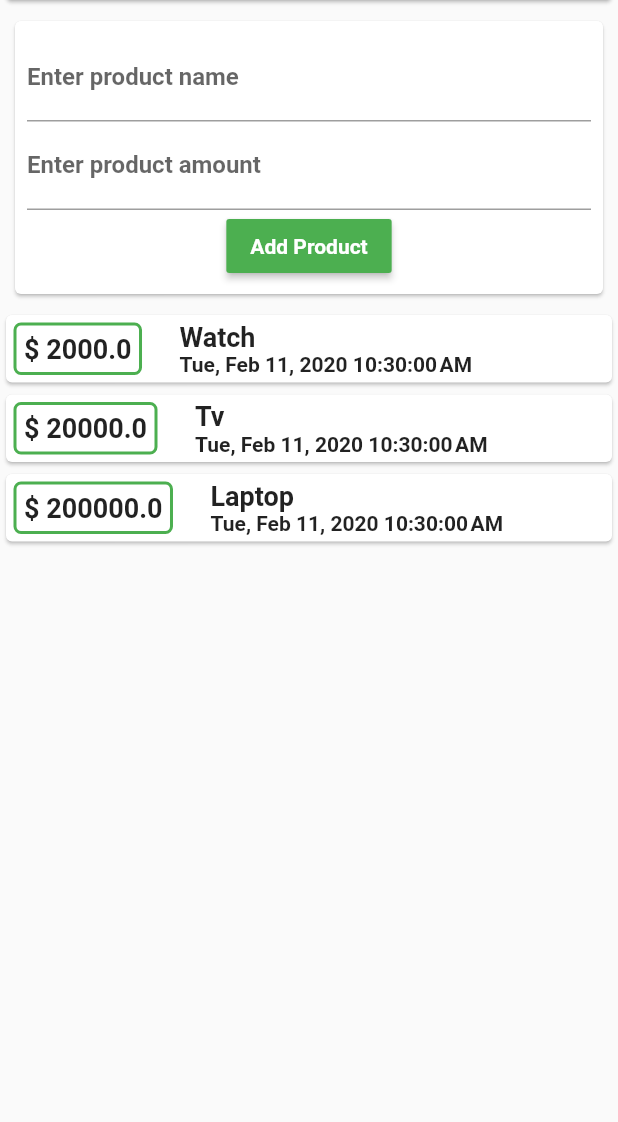
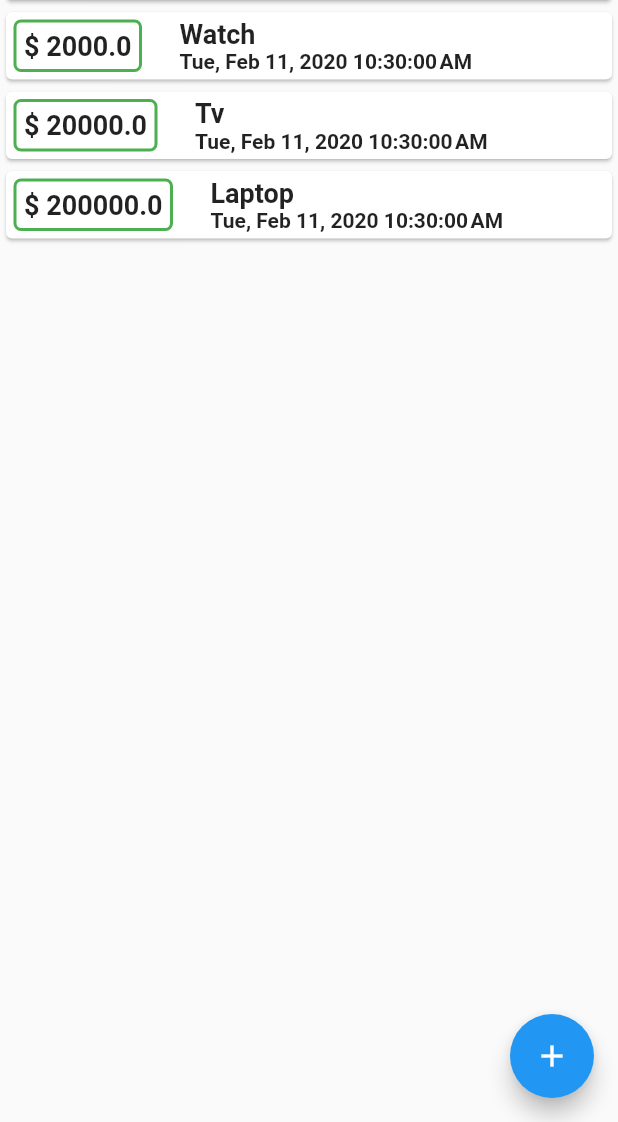
Before and after one commit to JagaranMaharjan/Expenses-Tracker-Part-1-, a Flutter app: the screen it shows after launch, on a phone screen of 412 x 824 dp, the part 114-1236 px from its top. Run offline on Flutter 3.47's test engine with Material 2 defaults, Android fonts, the phone set to English and light mode, and no system bars.

Commit message:
Expenses Tracker (Part B)

```diff
--- a/lib/main.dart
+++ b/lib/main.dart
@@ -1,4 +1,6 @@
 import 'package:bill_tracker_6/model/transaction.dart';
+import 'package:bill_tracker_6/widgets/new_transaction.dart';
+import 'package:bill_tracker_6/widgets/transaction_list.dart';
 import 'package:flutter/material.dart';
 import 'package:intl/intl.dart';
 
@@ -23,17 +25,25 @@ class _BillPageState extends State<BillPage> {
   String title;
   double amount;
 
-  void addTransaction(String title, double amount) {
+  void _addTransaction(String title, double amount) {
     final newTx =
         Transaction(title: title, amount: amount, date: DateTime.now());
     setState(
       () {
-        userTransaction.add(newTx);
+        _userTransaction.add(newTx);
       },
     );
   }
 
-  List<Transaction> userTransaction = [
+  void _showAddTransaction(BuildContext context) {
+    showModalBottomSheet(
+        context: context,
+        builder: (ctx) {
+          return NewTransaction(addTx: _addTransaction);
+        });
+  }
+
+  List<Transaction> _userTransaction = [
     Transaction(
       title: "Watch",
       amount: 2000.0,
@@ -66,7 +76,7 @@ class _BillPageState extends State<BillPage> {
                 child: Text("Chart"),
               ),
             ),
-            Card(
+            /*Card(
               margin: EdgeInsets.all(10),
               child: Container(
                 padding: EdgeInsets.all(8),
@@ -106,8 +116,10 @@ class _BillPageState extends State<BillPage> {
                   ],
                 ),
               ),
-            ),
-            Column(
+            ),*/
+            // NewTransaction(addTx: _addTransaction),
+            TransactionList(_userTransaction),
+            /*Column(
               children: userTransaction.map(
                 (tx) {
                   return Card(
@@ -149,9 +161,13 @@ class _BillPageState extends State<BillPage> {
                   );
                 },
               ).toList(),
-            ),
+            ),*/
           ],
         ),
+      ),
+      floatingActionButton: FloatingActionButton(
+        child: Icon(Icons.add),
+        onPressed: () => _showAddTransaction(context),
       ),
     );
   }
--- /dev/null
+++ b/lib/widgets/transaction_list.dart
@@ -0,0 +1,53 @@
+import 'package:bill_tracker_6/model/transaction.dart';
+import 'package:flutter/material.dart';
+import 'package:intl/intl.dart';
+
+class TransactionList extends StatelessWidget {
+  final List<Transaction> transaction;
+  TransactionList(this.transaction);
+  @override
+  Widget build(BuildContext context) {
+    return Column(
+      children: transaction.map(
+        (tx) {
+          return Card(
+            child: Row(
+              children: <Widget>[
+                Container(
+                  child: Text(
+                    "\$ " + tx.amount.toString(),
+                    style: TextStyle(fontWeight: FontWeight.bold, fontSize: 18),
+                  ),
+                  decoration: BoxDecoration(
+                    border: Border.all(color: Colors.green, width: 2),
+                    borderRadius: BorderRadius.circular(5),
+                  ),
+                  margin: EdgeInsets.all(5),
+                  padding: EdgeInsets.all(5),
+                ),
+                SizedBox(
+                  width: 20,
+                ),
+                Column(
+                  crossAxisAlignment: CrossAxisAlignment.start,
+                  children: <Widget>[
+                    Text(
+                      tx.title,
+                      style:
+                          TextStyle(fontWeight: FontWeight.bold, fontSize: 18),
+                    ),
+                    Text(
+                      DateFormat.yMMMEd().add_jms().format(tx.date),
+                      style:
+                          TextStyle(fontWeight: FontWeight.bold, fontSize: 14),
+                    ),
+                  ],
+                ),
+              ],
+            ),
+          );
+        },
+      ).toList(),
+    );
+  }
+}
--- a/pubspec.yaml
+++ b/pubspec.yaml
@@ -24,6 +24,7 @@ dependencies:
   # Use with the CupertinoIcons class for iOS style icons.
   cupertino_icons: ^0.1.2
   intl: ^0.16.1
+  rflutter_alert: ^1.0.3
 
 dev_dependencies:
   flutter_test:
```
Also changed, not shown: lib/widgets/new_transaction.dart (added, +77 -0 lines), pubspec.lock.
